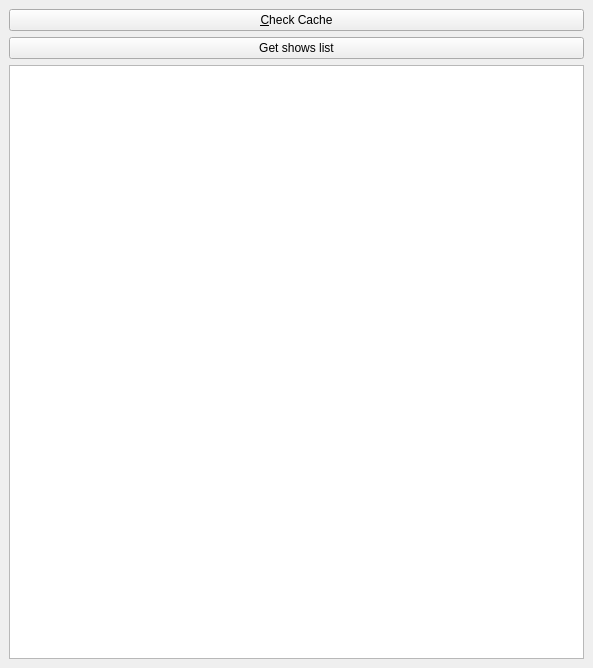
Old version of the form playground/Cache/ui/mainwindow.ui in the repository gilcn/nextshows.
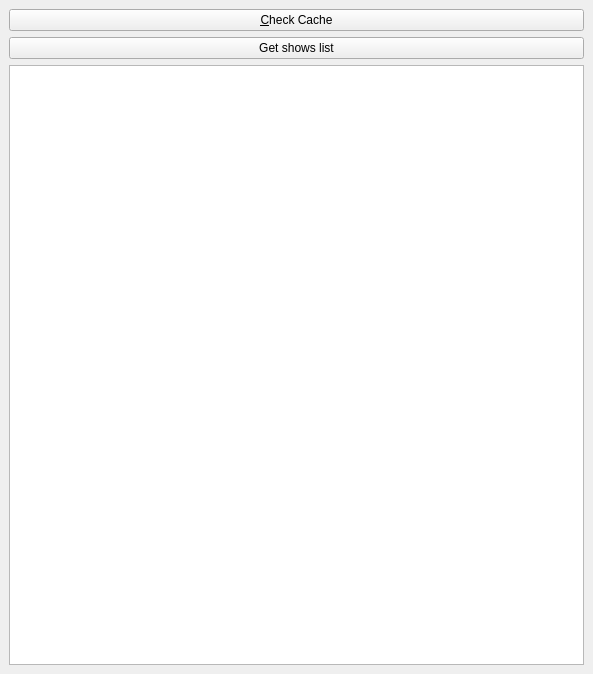
New version of the form.

Patch:
```diff
--- a/playground/Cache/ui/mainwindow.ui
+++ b/playground/Cache/ui/mainwindow.ui
@@ -6,7 +6,7 @@
     <x>0</x>
     <y>0</y>
     <width>593</width>
-    <height>668</height>
+    <height>674</height>
    </rect>
   </property>
   <property name="windowTitle" >
```
Left out of the diff: 2 changed lines with no effect on the pictures.
